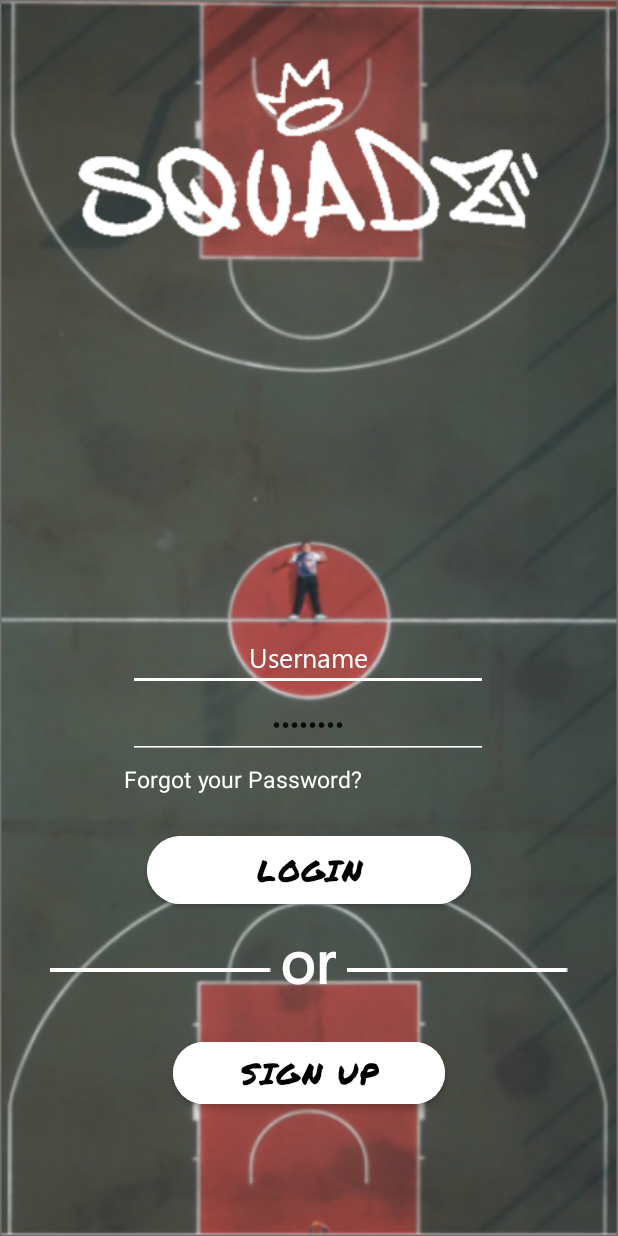
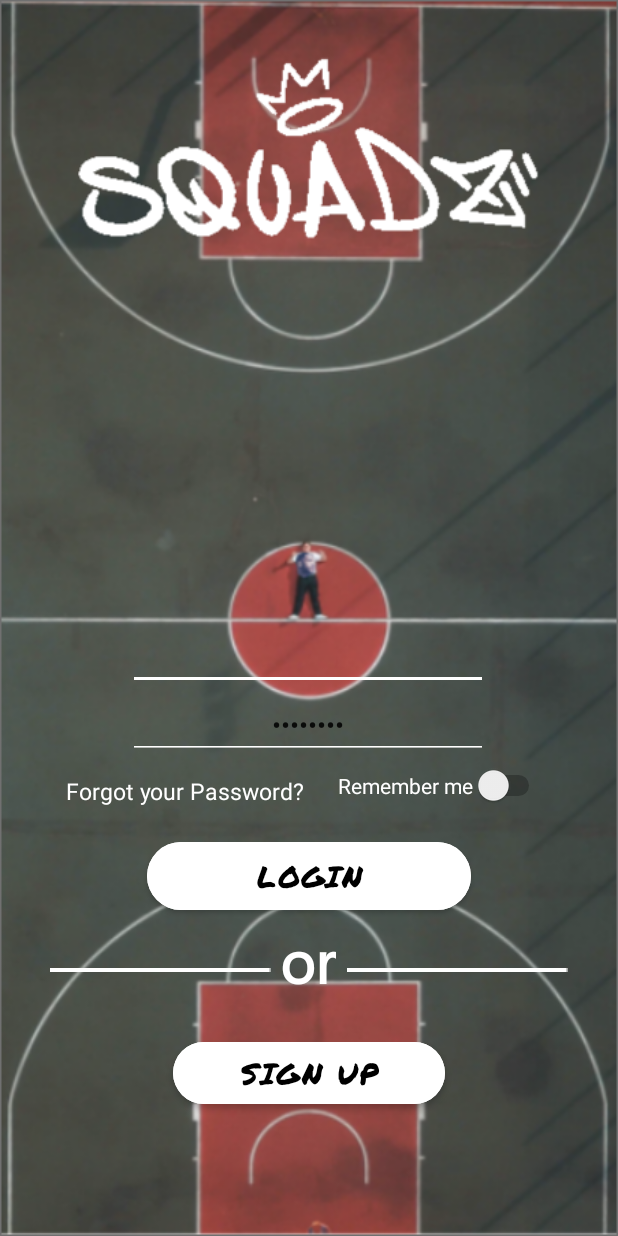
Before and after one commit to JustinAntunes-Cardoso/SquadzApplication, an Android app: the Login_Page screen opened directly, with no data from a screen before it, on a phone screen of 412 x 824 dp. Run offline under Robolectric (Android 15) with nearby library versions, the phone set to English and light mode, and no system bars.

Commit message:
Things that were added: a shared pref thing for the remember me on login page and firebase sending the user object that supposedly should work i changed the input type to password in SignUpPage

```diff
--- a/app/src/main/res/layout/activity_login__page.xml
+++ b/app/src/main/res/layout/activity_login__page.xml
@@ -29,7 +29,6 @@
         android:fontFamily="@font/segoe_ui"
         android:gravity="start"
         android:inputType="textPersonName"
-        android:text="@string/username"
         android:textAlignment="center"
         android:textColor="@color/white"
         app:layout_constraintBottom_toBottomOf="parent"
@@ -38,7 +37,8 @@
         app:layout_constraintStart_toStartOf="parent"
         app:layout_constraintTop_toTopOf="parent"
         app:layout_constraintVertical_bias="0.534"
-        tools:ignore="RtlCompat" />
+        tools:ignore="RtlCompat"
+        tools:text="@string/username" />
 
     <EditText
         android:id="@+id/loginPassword"
@@ -50,7 +50,7 @@
         android:ems="10"
         android:gravity="start"
         android:inputType="textPassword"
-        android:text="@string/password"
+        android:text="@string/Password"
         android:textAlignment="center"
         app:layout_constraintBottom_toBottomOf="parent"
         app:layout_constraintEnd_toEndOf="@+id/editUserName"
@@ -72,10 +72,10 @@
         android:textStyle="normal"
         app:layout_constraintBottom_toBottomOf="parent"
         app:layout_constraintEnd_toEndOf="parent"
-        app:layout_constraintHorizontal_bias="0.328"
+        app:layout_constraintHorizontal_bias="0.173"
         app:layout_constraintStart_toStartOf="parent"
         app:layout_constraintTop_toTopOf="parent"
-        app:layout_constraintVertical_bias="0.634" />
+        app:layout_constraintVertical_bias="0.644" />
 
     <Button
         android:id="@+id/login_button"
@@ -158,4 +158,18 @@
         app:layout_constraintTop_toBottomOf="@+id/or"
         app:layout_constraintVertical_bias="0.209" />
 
+    <Switch
+        android:id="@+id/switch1"
+        android:layout_width="wrap_content"
+        android:layout_height="wrap_content"
+        android:text="@string/remember_me"
+        android:textColor="#FFFFFF"
+        android:textSize="14sp"
+        app:layout_constraintBottom_toBottomOf="parent"
+        app:layout_constraintEnd_toEndOf="parent"
+        app:layout_constraintHorizontal_bias="0.823"
+        app:layout_constraintStart_toStartOf="parent"
+        app:layout_constraintTop_toTopOf="parent"
+        app:layout_constraintVertical_bias="0.64" />
+
 </androidx.constraintlayout.widget.ConstraintLayout>
--- a/app/src/main/res/layout/activity_sign_up_page.xml
+++ b/app/src/main/res/layout/activity_sign_up_page.xml
@@ -96,7 +96,7 @@
         android:ems="10"
 
         android:fontFamily="@font/permanent_marker"
-        android:inputType="textPersonName"
+        android:inputType="textPassword"
         android:text="@string/Password"
         android:textColor="#FFFFFF"
         android:textSize="18sp"
--- a/app/src/main/res/values/strings.xml
+++ b/app/src/main/res/values/strings.xml
@@ -56,6 +56,7 @@
     <string name="hello_blank_fragment">Hello blank fragment</string>
     <string name="invite_players">Justin invited you to hoop.</string>
     <string name="edit_button">edit</string>
+    <string name="remember_me">Remember me</string>
 
 
 </resources>
```
Also changed, not shown: app/src/main/java/com/example/squadzframes/model/UserInformation.java (added, +38 -0 lines).
